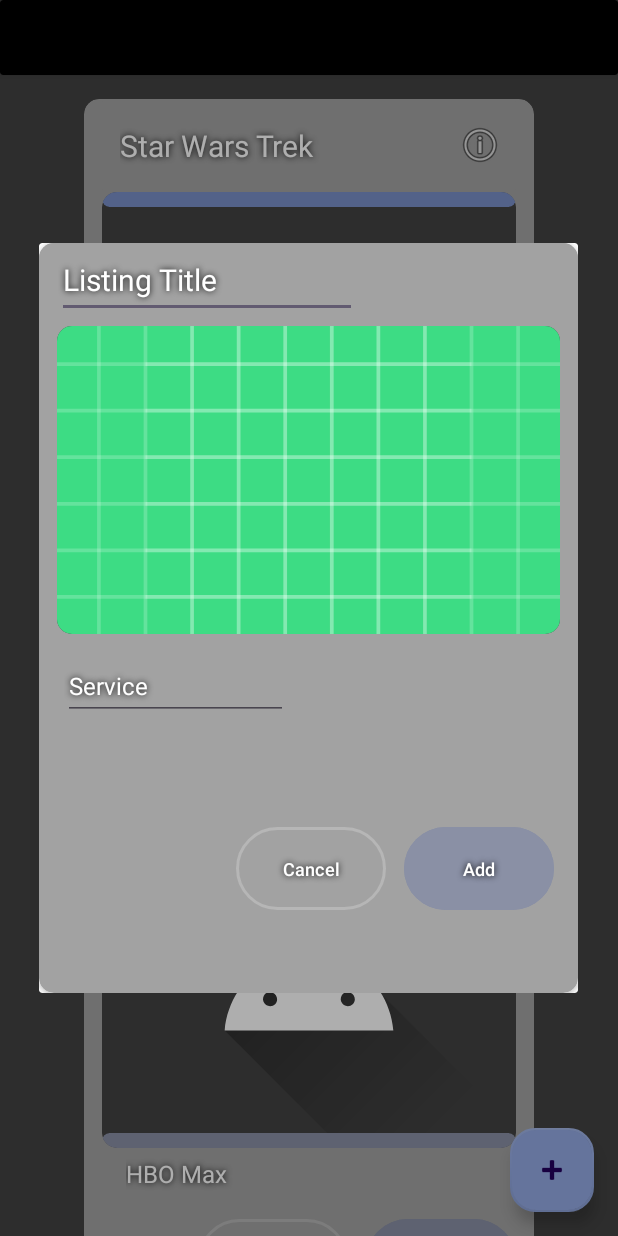
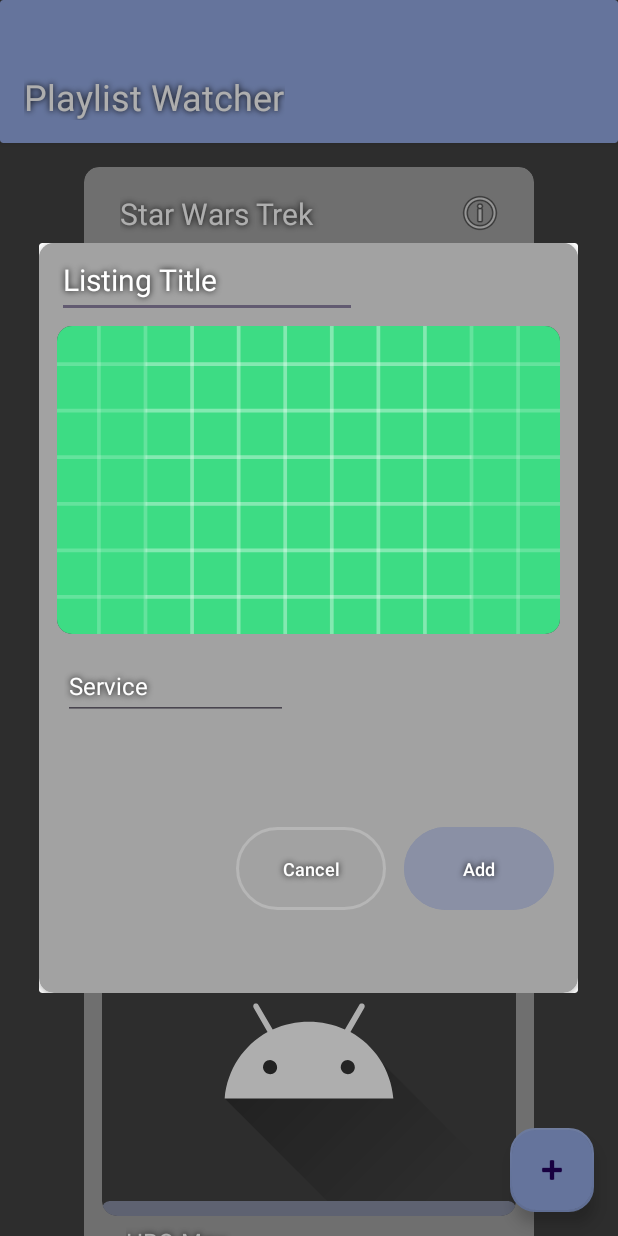
Before and after one commit to JK-Automation-Studio/Watchlist_Tracker_App, an Android app: the screen it shows after launch (MainActivity), after a tap on an icon or button, on a phone screen of 412 x 824 dp. Run offline under Robolectric (Android 15) with nearby library versions, the phone set to English and light mode, and no system bars; 3 other taps on this screen came first.

Commit message:
Added MenuBar to activity_main.xml which holds title and will eventually hold hamburger menu for switching Playlists / Library objects

```diff
--- a/app/src/main/java/com/jkstudio/playlisttrackerapp/MainActivity.java
+++ b/app/src/main/java/com/jkstudio/playlisttrackerapp/MainActivity.java
@@ -1,10 +1,10 @@
 package com.jkstudio.playlisttrackerapp;
 
-import android.app.Dialog;
 import android.os.Bundle;
 import android.util.Log;
 import android.view.LayoutInflater;
 import android.view.View;
+import android.view.WindowManager;
 import android.widget.Button;
 import android.widget.EditText;
 import android.widget.ImageView;
@@ -128,21 +128,21 @@ public class MainActivity extends AppCompatActivity {
         EditText editWatchMethod = dialogView.findViewById(R.id.editTextWatchMethod);
         ImageView imageView = dialogView.findViewById(R.id.imageView);
 
-        Button btnAdd = dialogView.findViewById(R.id.buttonAdd);
-        Button btnCancel = dialogView.findViewById(R.id.buttonCancel);
+        Button btnYes = dialogView.findViewById(R.id.buttonAdd);
+        Button btnNo = dialogView.findViewById(R.id.buttonCancel);
 
         // Fill edit dialog fields with listing's current info, new Listings are blank
         editTitle.setText(listing.getTitle());
         editWatchMethod.setText(listing.getWatchMethod());
         if(listing.getTitle().isEmpty()) {
             imageView.setImageResource(R.drawable.ic_launcher_background); // set image to green grid
-            btnAdd.setText("Add");
+            btnYes.setText("Add");
         }
         else{
             imageView.setImageResource(R.drawable.ic_launcher_foreground); // set image to droid
             //TODO photo storage handled properly, set the image here to the Listing's photo
 
-            btnAdd.setText("Confirm");
+            btnYes.setText("Confirm");
         }
         // Build the dialog
         AlertDialog dialog = new AlertDialog.Builder(this)
@@ -151,8 +151,11 @@ public class MainActivity extends AppCompatActivity {
                 .create();
 
 
+        dialog.getWindow().clearFlags(WindowManager.LayoutParams.FLAG_ALT_FOCUSABLE_IM);
+        dialog.getWindow().setSoftInputMode(WindowManager.LayoutParams.SOFT_INPUT_ADJUST_NOTHING);
+
         //Click listener for edit dialog add button
-        btnAdd.setOnClickListener(v -> {
+        btnYes.setOnClickListener(v -> {
             // Title and method attributes from dialog
             String title = editTitle.getText().toString().trim();
             String method = editWatchMethod.getText().toString().trim();
@@ -164,50 +167,42 @@ public class MainActivity extends AppCompatActivity {
                 // Add to library if this is a new listing
                 if (!library.getListings().contains(listing)) {
                     library.addListing(listing);
+                    updateLibraryFile();
                 }
 
                 // Update RecyclerView
                 adapter.notifyDataSetChanged();
 
-                // Close the popup
+                // Update empty text if needed and close the popup
                 updateEmptyView();
                 dialog.dismiss();
             } else {
-                editTitle.setError("Title required");
+                editTitle.setError("Title required"); // Show error in text box if empty title
             }
         });
 
-        btnCancel.setOnClickListener(v -> {
+
+        // Track clicks on Negative button, update Empty Text if needed and dismiss dialog
+        btnNo.setOnClickListener(v -> {
             updateEmptyView();
             dialog.dismiss();
         });
 
+        // Finally show dialog on screen
         dialog.show();
 
     }
 
-    public void retrieveListings(){
-        //TODO Get file from storage
-        // get Listings from file
-        // set Library with all listings
+    private void updateLibraryFile() {
+        // TODO Create method for writing Library to libraryFile
+    }
+
+    public void retrieveLibraryFile(){
+        // TODO Create method for retrieving Library from libraryFile
     }
 
     public void onPhotoClick(View v){
-
+        // TODO IDK how to do photo yet so this is here JIC
     }
 
-    public void onClickAdd(View v){
-        //TODO get current listing's stuff from dialog_edit_listing
-        // create new listing with info
-        // add to library
-        // update recycler
-        // Save entered data back into Listing
-
-
-    }
-
-    public void onClickCancel(View v){
-        //TODO Remove dialog_edit_listing view from screen
-
-    }
 }
--- a/app/src/main/res/layout/activity_main.xml
+++ b/app/src/main/res/layout/activity_main.xml
@@ -10,9 +10,24 @@
     android:background="@color/gray_dark">
 
     <androidx.cardview.widget.CardView
+        android:id="@+id/cardViewMenuBar"
         android:layout_width="match_parent"
-        android:layout_height="50sp"
-        app:cardBackgroundColor="@color/black" />
+        android:layout_height="95sp"
+        app:cardBackgroundColor="@color/material_dynamic_primary70" >
+
+        <TextView
+            android:id="@+id/textViewAppTitle"
+            android:layout_width="wrap_content"
+            android:layout_height="32sp"
+            android:layout_gravity="top|left"
+            android:layout_marginLeft="16sp"
+            android:layout_marginTop="48sp"
+            android:shadowColor="@color/black"
+            android:shadowRadius="5"
+            android:text="Playlist Watcher"
+            android:textColor="@color/white"
+            android:textSize="24sp" />
+    </androidx.cardview.widget.CardView>
 
     <androidx.constraintlayout.widget.ConstraintLayout
         android:id="@+id/main"
@@ -39,16 +54,16 @@
         android:layout_width="wrap_content"
         android:layout_height="wrap_content"
         android:layout_gravity="center_horizontal|top"
-        android:layout_marginTop="50sp"
+        android:layout_marginTop="95sp"
         android:onClick="onRecyclerClick"
         app:layout_anchorGravity="center_horizontal" />
 
     <TextView
         android:id="@+id/textViewEmptyList"
-        android:layout_width="200sp"
+        android:layout_width="250sp"
         android:layout_height="wrap_content"
         android:layout_gravity="center_horizontal"
-        android:layout_marginTop="80sp"
+        android:layout_marginTop="150sp"
         android:elevation="3sp"
         android:gravity="center_horizontal"
         android:shadowColor="@color/black"
@@ -57,6 +72,7 @@
         Click the plus button to add one!"
         android:textAlignment="center"
         android:textColor="@color/white"
-        android:visibility="invisible" />
+        android:textSize="20sp"
+        android:visibility="visible" />
 
 </androidx.coordinatorlayout.widget.CoordinatorLayout>
--- a/app/src/main/res/layout/cardview_listing.xml
+++ b/app/src/main/res/layout/cardview_listing.xml
@@ -27,7 +27,7 @@
 
             <TextView
                 android:id="@+id/textListingTitle"
-                android:layout_width="150sp"
+                android:layout_width="220sp"
                 android:layout_height="50sp"
                 android:layout_gravity="left|center_vertical"
                 android:layout_marginLeft="12dp"
--- a/app/src/main/res/layout/dialog_edit_listing.xml
+++ b/app/src/main/res/layout/dialog_edit_listing.xml
@@ -111,7 +111,6 @@
                     android:insetTop="0sp"
                     android:insetRight="0sp"
                     android:insetBottom="0sp"
-                    android:onClick="onClickCancel"
                     android:shadowColor="@color/black"
                     android:shadowRadius="5"
                     android:text="Cancel"
@@ -132,7 +131,6 @@
                     android:insetTop="0sp"
                     android:insetRight="0sp"
                     android:insetBottom="0sp"
-                    android:onClick="onClickAdd"
                     android:shadowColor="@color/black"
                     android:shadowRadius="5"
                     android:text="Add"
```
